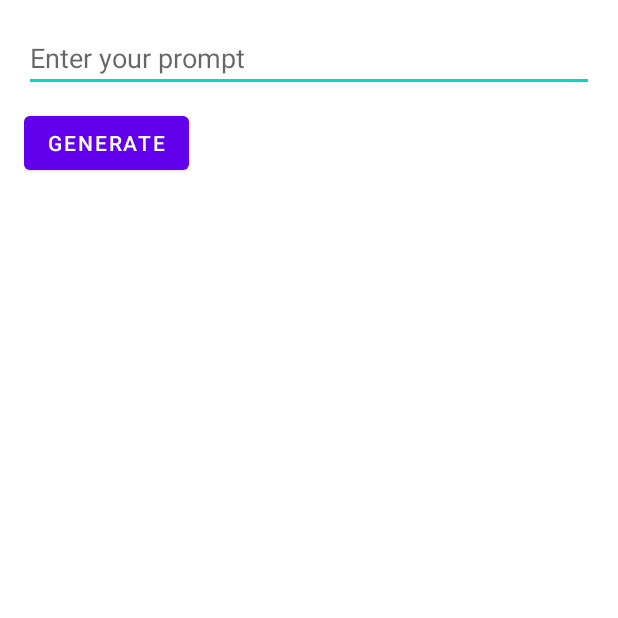
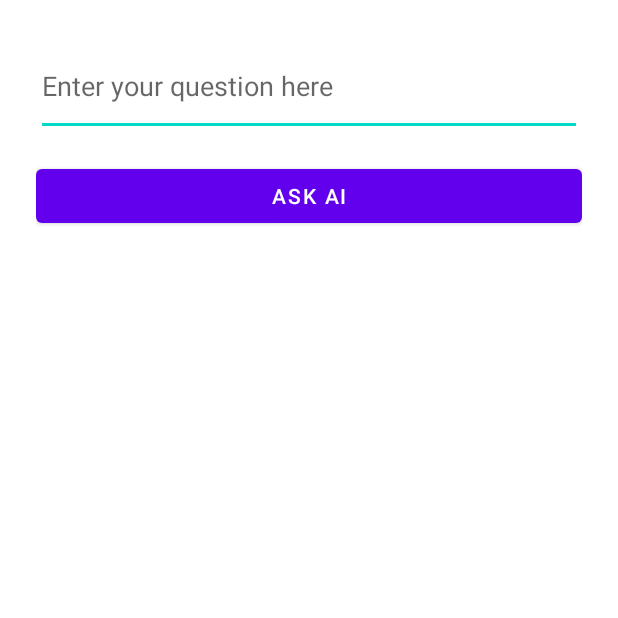
Before and after one commit to AmMasse/amooti, an Android app: the MainActivity screen opened directly, with no data from a screen before it, on a phone screen of 412 x 824 dp, the top half of it. Run offline under Robolectric (Android 15) with nearby library versions, the phone set to English and light mode, and no system bars; libraries missing offline, so code that uses them is left out: com.chaquo.python; 2 statements that could not run were skipped.

Commit message:
Update activity_main.xml

```diff
--- a/app/src/main/res/layout/activity_main.xml
+++ b/app/src/main/res/layout/activity_main.xml
@@ -3,24 +3,27 @@
     android:layout_width="match_parent"
     android:layout_height="match_parent"
     android:orientation="vertical"
-    android:padding="16dp">
+    android:padding="24dp">
 
     <EditText
         android:id="@+id/promptInput"
         android:layout_width="match_parent"
         android:layout_height="wrap_content"
-        android:hint="Enter your prompt" />
+        android:hint="Enter your question here"
+        android:layout_marginBottom="16dp"
+        android:minLines="2" />
 
     <Button
         android:id="@+id/generateBtn"
-        android:layout_width="wrap_content"
+        android:layout_width="match_parent"
         android:layout_height="wrap_content"
-        android:text="Generate"
-        android:layout_marginTop="10dp"/>
+        android:text="Ask AI" />
 
     <TextView
         android:id="@+id/outputText"
         android:layout_width="match_parent"
         android:layout_height="wrap_content"
-        android:layout_marginTop="10dp"/>
+        android:layout_marginTop="24dp"
+        android:textSize="16sp"
+        android:textColor="#000000" />
 </LinearLayout>
```
